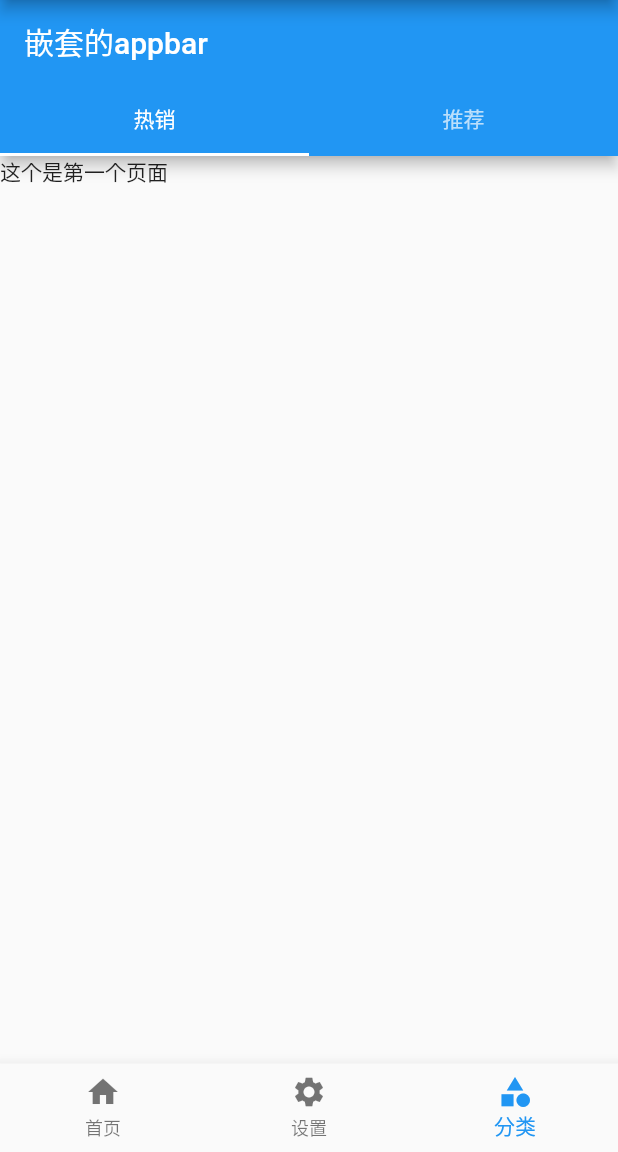
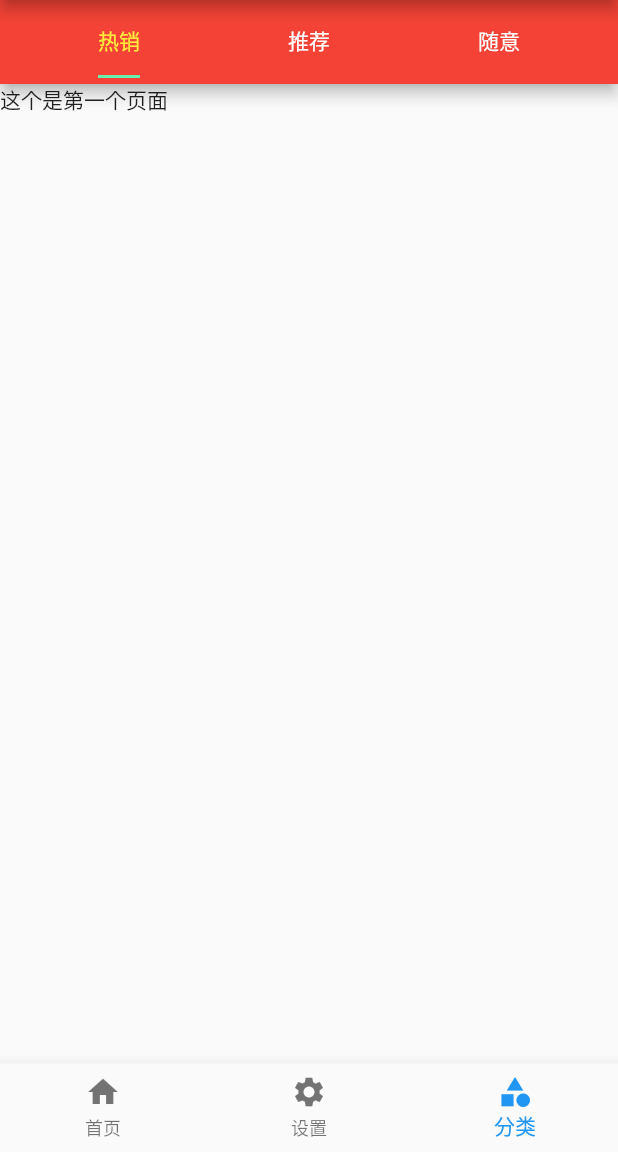
Before and after one commit to xiaoyaole3/flutter_learn, a Flutter app: the screen it shows after launch, item 3 of the bottom bar chosen, on a phone screen of 412 x 824 dp, the part 84-1236 px from its top. Run offline on Flutter 3.47's test engine with Material 2 defaults, Android fonts, the phone set to English and light mode, and no system bars.

Commit message:
通过在Scaffold的title中配置TabBar，用于解决Scaffold嵌套Scaffold可以看到两个appBar的问题

```diff
--- a/lib/pages/tabs/Category.dart
+++ b/lib/pages/tabs/Category.dart
@@ -12,14 +12,25 @@ class _CategoryPageState extends State<CategoryPage> {
   @override
   Widget build(BuildContext context) {
     return DefaultTabController(
-      length: 2,
+      length: 3,
       child: Scaffold(
         appBar: AppBar(
-          title: Text("嵌套的appbar"),
-          bottom: TabBar(
-            tabs: [
-              Tab(text: "热销",),
-              Tab(text: "推荐",),
+          backgroundColor: Colors.red,
+
+          title: Row(
+            children: [
+              Expanded(
+                child: TabBar(
+                  indicatorColor: Colors.greenAccent,
+                  labelColor: Colors.yellow,
+                  unselectedLabelColor: Colors.white,
+                  indicatorSize: TabBarIndicatorSize.label,
+                  tabs: [
+                    Tab(text: "热销",),
+                    Tab(text: "推荐",),
+                    Tab(text: "随意",)
+                  ],
+              ),)
             ],
           ),
         ),
@@ -49,7 +60,8 @@ class _CategoryPageState extends State<CategoryPage> {
                   },
                 ),
               ],
-            )
+            ),
+            Text("这个是第三个页面")
           ],
         ),
       ),
```
